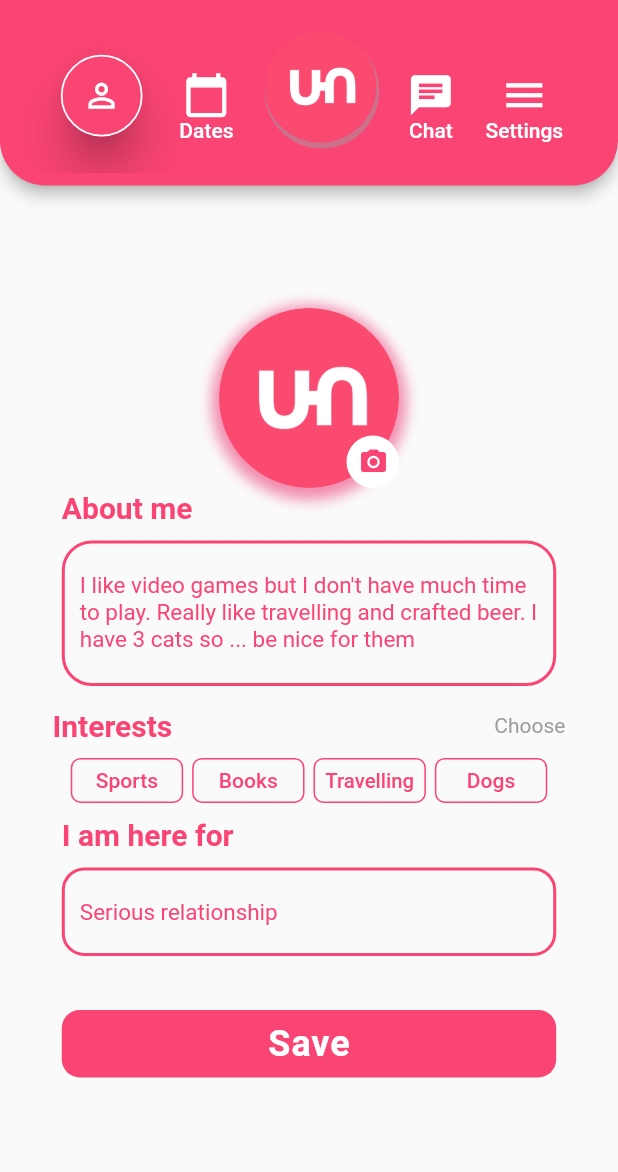
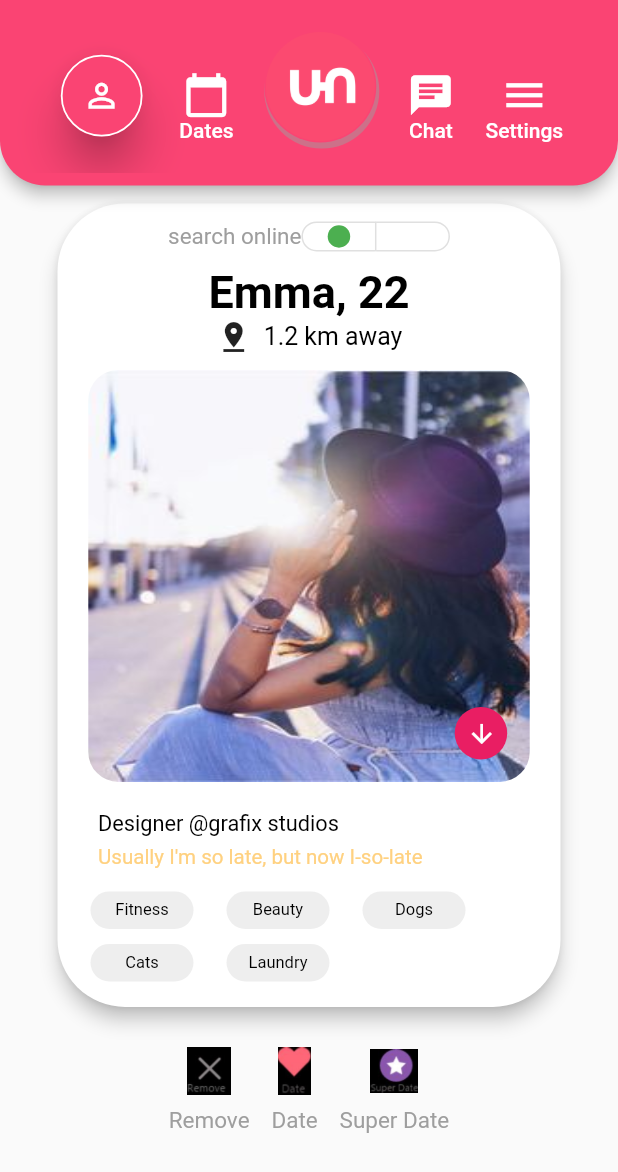
Before and after one commit to azzamjafri/Congle, a Flutter app: the UserAboutMe screen opened directly, after a tap on "Save", on a phone screen of 412 x 824 dp. Shown: the top 1172 px of the screen. Run offline on Flutter 3.47's test engine with Material 2 defaults, Android fonts, the phone set to English and light mode, and no system bars; our stand-ins replace page_indicator, simple_animations; Roboto replaces fonts that are missing (ttnorms).

Commit message:
Home Page Done

```diff
--- a/lib/Authentication/signin.dart
+++ b/lib/Authentication/signin.dart
@@ -324,13 +324,13 @@ class _SignInState extends State<SignIn> {
 
                                 ClipRRect(
                                     borderRadius: BorderRadius.circular(100.0),
-                                    child: Image.asset('assets/facebook_icon.png', height: 50.0, width: 50.0,),
+                                    child: Image.asset('assets/icons/facebook_icon.png', height: 50.0, width: 50.0,),
                                 ),
 
                                 padding(15.0),
                                 ClipRRect(
                                     borderRadius: BorderRadius.circular(100.0),
-                                    child: Image.asset('assets/google.png', height: 50.0, width: 50.0,),
+                                    child: Image.asset('assets/icons/google.png', height: 50.0, width: 50.0,),
                                 )
 
                               ],
--- a/lib/Authentication/signup.dart
+++ b/lib/Authentication/signup.dart
@@ -289,13 +289,13 @@ class _SignUpState extends State<SignUp> {
 
                                 ClipRRect(
                                     borderRadius: BorderRadius.circular(100.0),
-                                    child: Image.asset('assets/facebook_icon.png', height: 50.0, width: 50.0,),
+                                    child: Image.asset('assets/icons/facebook_icon.png', height: 50.0, width: 50.0,),
                                 ),
 
                                 padding(10.0),
                                 ClipRRect(
                                     borderRadius: BorderRadius.circular(100.0),
-                                    child: Image.asset('assets/google.png', height: 50.0, width: 50.0,),
+                                    child: Image.asset('assets/icons/google.png', height: 50.0, width: 50.0,),
                                 )
 
                               ],
--- a/lib/Auxiliary/app_bar.dart
+++ b/lib/Auxiliary/app_bar.dart
@@ -56,7 +56,7 @@ class MyAppBar extends StatelessWidget {
                 ),
                 borderRadius: BorderRadius.all(Radius.circular(80.0)),
               ),
-              child: Image.asset('assets/logo.png')),
+              child: Image.asset('assets/icons/logo.png')),
           new Column(
             children: [Icon(Icons.chat, size: height / 32 + 6,), Text("Chat", style: style(), )],
           ),
--- /dev/null
+++ b/lib/HomePage/home_page.dart
@@ -0,0 +1,287 @@
+import 'package:congle/Auxiliary/app_bar.dart';
+import 'package:congle/Auxiliary/colors.dart';
+import 'package:congle/Auxiliary/custom_size.dart';
+import 'package:flutter/material.dart';
+
+class HomePage extends StatefulWidget {
+  @override
+  _HomePageState createState() => _HomePageState();
+}
+
+class _HomePageState extends State<HomePage> {
+  List<bool> isSelected;
+
+  @override
+  void initState() {
+    isSelected = [true, false];
+
+    super.initState();
+  }
+
+  @override
+  Widget build(BuildContext context) {
+    double height = displayHeight(context);
+    double width = displayWidth(context);
+
+    return new Scaffold(
+      appBar: PreferredSize(
+          preferredSize: Size.fromHeight(height * .150), child: MyAppBar()),
+      body: SingleChildScrollView(
+              child: Container(
+          child: Column(
+            mainAxisAlignment: MainAxisAlignment.start,
+            children: [
+              padding(5.0, 3.0),
+              Container(
+                width: width / 1.2,
+                child: Card(
+                  shape: RoundedRectangleBorder(
+                    borderRadius: BorderRadius.circular(45.0),
+                  ),
+                  elevation: 5.0,
+                  child: Padding(
+                    padding: const EdgeInsets.all(12.0),
+                    child: Column(
+                      children: [
+                        Container(
+                          height: 20.0,
+                          child: Row(
+                            mainAxisAlignment: MainAxisAlignment.center,
+                            children: [
+                              Text(
+                                'search online',
+                                style: myStyle(15.0),
+                              ),
+
+                              ToggleButtons(
+                                fillColor: Colors.transparent,
+
+                                selectedColor: Colors.grey,
+                                borderRadius: BorderRadius.circular(12.0),
+                                children: <Widget>[
+                                  Container(
+                                    height: 20.0,
+                                    width: 15.0,
+                                    decoration: BoxDecoration(
+                                        color: isSelected[0]
+                                            ? Colors.green
+                                            : Colors.transparent,
+                                        shape: BoxShape.circle),
+                                  ),
+                                  Container(
+                                    height: 20.0,
+                                    width: 15.0,
+                                    decoration: BoxDecoration(
+                                        color: isSelected[1]
+                                            ? Colors.green
+                                            : Colors.transparent,
+                                        shape: BoxShape.circle),
+                                  ),
+                                ],
+                                onPressed: (int index) {
+                                  setState(() {
+                                    for (int i = 0; i < isSelected.length; i++) {
+                                      isSelected[i] = i == index;
+                                    }
+                                  });
+                                },
+                                isSelected: isSelected,
+                              ),
+                            ],
+                          ),
+                        ),
+                        padding(5.0, 5.0),
+                        Text(
+                          "Emma, 22",
+                          style: myStyle(30.0, Colors.black, true),
+                        ),
+                        Row(
+                          mainAxisAlignment: MainAxisAlignment.center,
+                          children: [
+                            Icon(Icons.pin_drop),
+                            padding(0.0, 0.0, 4.0, 4.0),
+                            Text("1.2 km away", style: myStyle(16.6, Colors.black))
+                          ],
+                        ),
+                        padding(5.0, 5.0),
+                        getPhoto(),
+                        padding(15.0, 5.0),
+                        Align(
+                          alignment: Alignment.centerLeft,
+
+                          child: Padding(
+                            padding: const EdgeInsets.only(left: 15.0),
+                            child: Text(
+                              "Designer @grafix studios",
+                              style: myStyle(14.5, Colors.black),
+                            ),
+                          ),
+                        ),
+                        padding(2.5, 2.5),
+                        Align(
+                          alignment: Alignment.centerLeft,
+                          child: Padding(
+                            padding: const EdgeInsets.only(left: 15.0),
+                            child: Text(
+                              "Usually I'm so late, but now I-so-late",
+                              style: myStyle(13.7, Colors.orangeAccent.shade100),
+                            ),
+                          ),
+                        ),
+                        padding(5.0, 5.0),
+                        Row(
+                          mainAxisAlignment: MainAxisAlignment.start,
+                          children: [
+                            tags("Fitness", 11.0),
+                            tags("Beauty", 11.0),
+                            tags("Dogs", 11.0),
+                          ],
+                        ),
+                        Row(
+                          mainAxisAlignment: MainAxisAlignment.start,
+                          children: [
+                            tags("Cats", 11.0),
+                            tags("Laundry", 11.0),
+                          ],
+                        ),
+                      ],
+                    ),
+                  ),
+                ),
+              ),
+
+              Align(
+                alignment: AlignmentDirectional.centerEnd,
+                child: Transform.translate(
+                  offset: Offset(0, 0),
+                  child: Padding(
+                    padding: EdgeInsets.only(top: 15.0, bottom: 10.0),
+                    child: getButtons(),
+                  ),
+                ),
+              ),
+              // Padding(padding: EdgeInsets.only(bottom: 20.0), child: getButtons()),
+            ],
+          ),
+        ),
+      ),
+    );
+  }
+
+  tags(String tag, [double size = 14.0]) {
+    return Padding(
+      padding: EdgeInsets.only(top: 5.0, bottom: 5.0, left: 10.0, right: 12.0),
+      child: GestureDetector(
+        onTap: () {},
+        child: Container(
+          width: displayWidth(context) / 6,
+          height: 25.0,
+          decoration: BoxDecoration(
+              color: Colors.grey[200],
+              // color: Colors.transparent,
+              // border: Border.all(color: pinkColor),
+              borderRadius: BorderRadius.all(Radius.circular(25.0))),
+          child: Center(
+            child: Text(
+              "$tag",
+              style: TextStyle(color: Colors.black, fontSize: size),
+            ),
+          ),
+        ),
+      ),
+    );
+  }
+
+  padding(top, bottom, [right=0.0, left = 0.0]) {
+    return Padding(
+      padding: EdgeInsets.fromLTRB(left, top, right, bottom),
+    );
+  }
+
+  getPhoto() {
+    return Stack(
+      children: [
+        Container(
+            height: MediaQuery.of(context).size.height / 3.0,
+            width: MediaQuery.of(context).size.width / 1.4,
+            decoration: BoxDecoration(
+            //   boxShadow: [
+            //   BoxShadow(
+            //     color: Colors.grey.withOpacity(0.4),
+            //     spreadRadius: 2,
+            //     blurRadius: 5,
+            //     offset: Offset(1, 10), // changes position of shadow
+            //   ),
+            // ],
+            borderRadius: BorderRadius.all(Radius.circular(20.0))),
+            child: ClipRRect(
+                borderRadius: BorderRadius.circular(20.0),
+                child: Image.asset(
+                  'assets/girl.jpg',
+                  fit: BoxFit.fill,
+                ))),
+        Positioned(
+          bottom: 15.0,
+          right: 15.0,
+          child: Container(
+              height: 35.0,
+              width: 35.0,
+              decoration: BoxDecoration(
+                color: Colors.pink,
+                borderRadius: BorderRadius.all(Radius.circular(100.0)),
+                // border: Border.all(color: Colors.white, width: 1.2)
+              ),
+              child: Center(
+                  child: IconButton(
+                      onPressed: () {},
+                      icon: Icon(
+                        Icons.arrow_downward,
+                        size: 20.0,
+                        color: Colors.white,
+                      )))),
+        ),
+      ],
+    );
+  }
+
+  getButtons() {
+    return Row(
+      mainAxisAlignment: MainAxisAlignment.center,
+      children: [
+        Column(
+          children: [
+            IconButton(
+                icon: Image.asset('assets/icons/remove.jpg'), onPressed: () {}),
+            Center(child: Text('Remove', style: myStyle())),
+          ],
+        ),
+        Padding(padding: EdgeInsets.only(left: 3.0, right: 3.0)),
+        Column(
+          children: [
+            IconButton(
+                icon: Image.asset('assets/icons/date.jpg'), onPressed: () {}),
+            Center(child: Text('Date', style: myStyle())),
+          ],
+        ),
+        Padding(padding: EdgeInsets.only(left: 3.0, right: 3.0)),
+        Column(
+          children: [
+            IconButton(
+                icon: Image.asset('assets/icons/superdate.jpg'),
+                onPressed: () {}),
+            Center(child: Text('Super Date', style: myStyle())),
+          ],
+        ),
+      ],
+    );
+  }
+
+  myStyle([size = 15.0, color = Colors.grey, bold = false]) {
+    return TextStyle(
+      fontSize: size,
+      color: color,
+      fontWeight: bold ? FontWeight.bold : FontWeight.normal,
+      fontFamily: 'ttnorms',
+    );
+  }
+}
--- a/lib/IntroPage/user_about_me.dart
+++ b/lib/IntroPage/user_about_me.dart
@@ -1,6 +1,7 @@
 import 'package:congle/Auxiliary/app_bar.dart';
 import 'package:congle/Auxiliary/colors.dart';
 import 'package:congle/Auxiliary/custom_size.dart';
+import 'package:congle/HomePage/home_page.dart';
 import 'package:flutter/material.dart';
 
 bool choose = false;
@@ -170,7 +171,9 @@ class _UserAboutMeState extends State<UserAboutMe> {
                           height: 45.0,
                           width: MediaQuery.of(context).size.width * .8,
                           child: FlatButton(
-                              onPressed: () {},
+                              onPressed: () {
+                                Navigator.push(context, new MaterialPageRoute(builder: (context) => HomePage()));
+                              },
                               child: Text("Continue",
                                   style: new TextStyle(
                                     color: Colors.white,
@@ -286,8 +289,8 @@ class _UserAboutMeState extends State<UserAboutMe> {
                 // color: pinkColor,
                 borderRadius: BorderRadius.all(Radius.circular(100))),
             child: ClipRRect(
-                borderRadius: BorderRadius.circular(100.0),
-                child: Image.asset('assets/logo.png'))),
+                borderRadius: BorderRadius.circular(120.0),
+                child: Image.asset('assets/icons/facebook_icon.png'))),
         Positioned(
           top: 85.0,
           left: 85.0,
@@ -320,7 +323,9 @@ class _UserAboutMeState extends State<UserAboutMe> {
         height: 45.0,
         width: MediaQuery.of(context).size.width * .8,
         child: FlatButton(
-            onPressed: () {},
+            onPressed: () {
+              Navigator.push(context, new MaterialPageRoute(builder: (context) => HomePage()));
+            },
             child: Text("Save",
                 style: new TextStyle(
                   color: Colors.white,
--- a/lib/Startup/startup_page.dart
+++ b/lib/Startup/startup_page.dart
@@ -32,7 +32,7 @@ class _StartUpPageState extends State<StartUpPage> {
                     ),
                     borderRadius: BorderRadius.all(Radius.circular(25.0)),
                   ),
-                  child: Image.asset('assets/logo.png')),
+                  child: Image.asset('assets/icons/logo.png')),
             ),
             Text("CONGLE",
                 style: TextStyle(
@@ -101,7 +101,7 @@ class _StartUpPageState extends State<StartUpPage> {
                       borderRadius: BorderRadius.circular(100.0),
 
                       child: Image.asset(
-                        'assets/google.png',
+                        'assets/icons/google.png',
                         height: 30.0,
                         width: 30.0,
                       ),
@@ -145,7 +145,7 @@ class _StartUpPageState extends State<StartUpPage> {
                       borderRadius: BorderRadius.circular(100.0),
 
                       child: Image.asset(
-                        'assets/facebook_icon.png',
+                        'assets/icons/facebook_icon.png',
                         height: 30.0,
                         width: 30.0,
                       ),
--- a/pubspec.yaml
+++ b/pubspec.yaml
@@ -50,6 +50,7 @@ flutter:
   assets:
     - assets/intro2.jpg
     - assets/
+    - assets/icons/
   #   - images/a_dot_ham.jpeg
 
   # An image asset can refer to one or more resolution-specific "variants", see
```
Also changed, not shown: assets/camera_icon.jpg (deleted), assets/girl.jpg (added), assets/icons/date.jpg (added), assets/icons/facebook_icon.png (renamed from assets/facebook_icon.png), assets/icons/google.png (renamed from assets/google.png), assets/icons/logo.png (renamed from assets/logo.png), assets/icons/remove.jpg (added), assets/icons/superdate.jpg (added), assets/logo.jpg (deleted).
